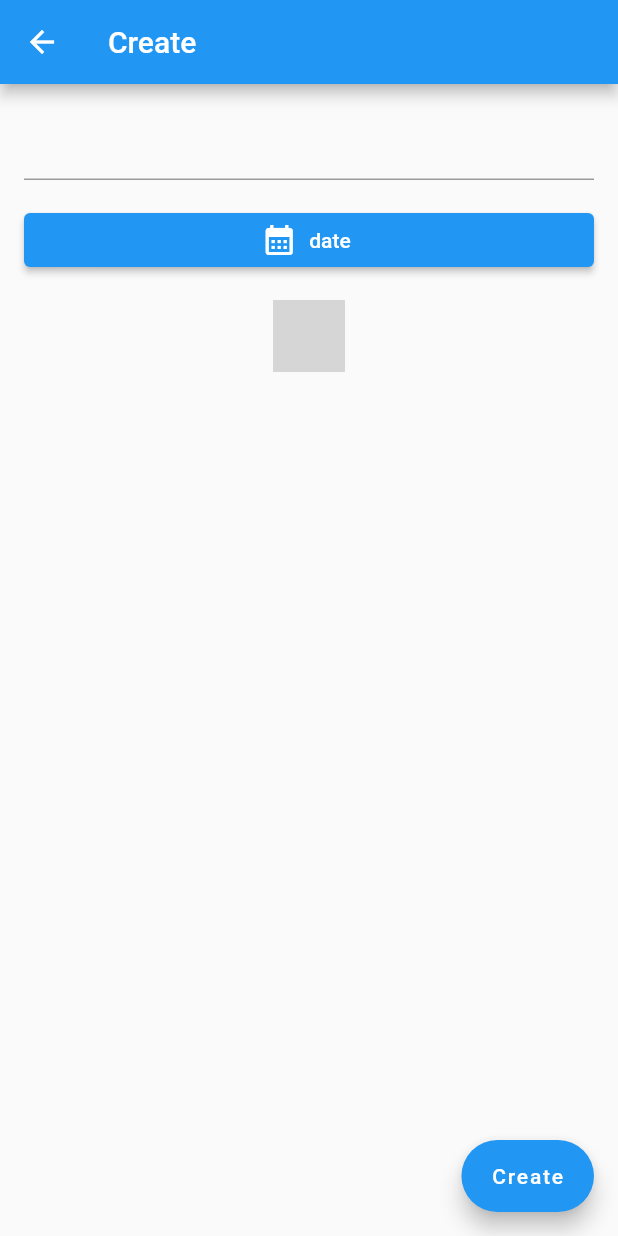
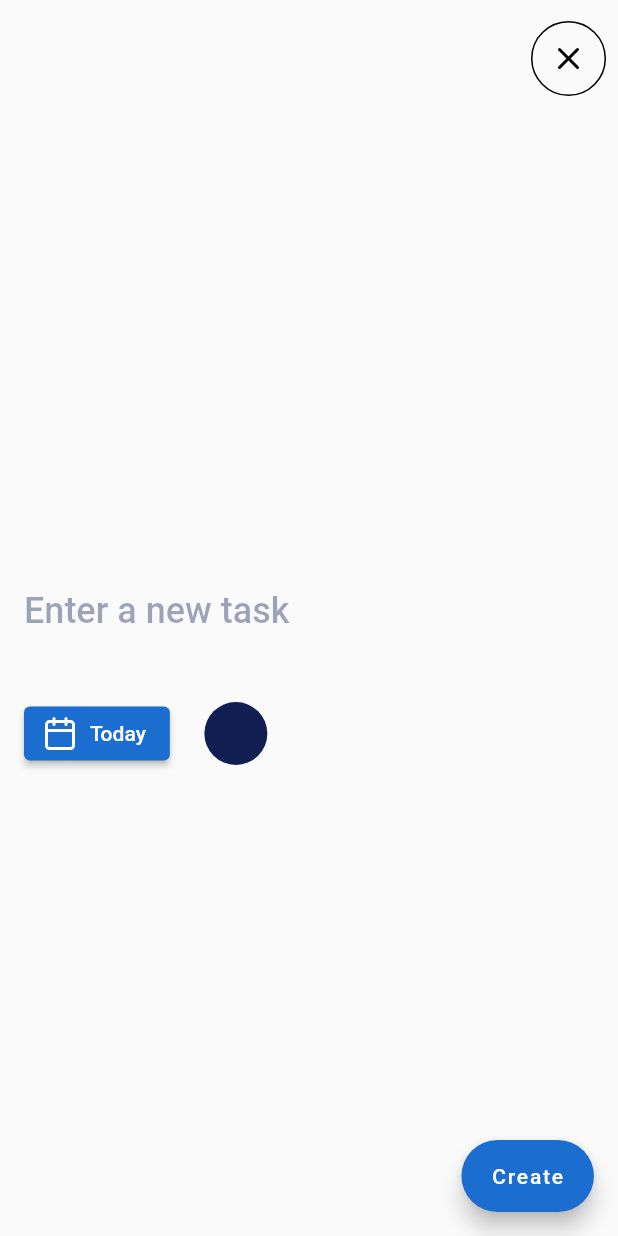
Before and after one commit to DaviesNyantakyi/flutter_hive_todo_app, a Flutter app: the screen it shows after launch, after a tap on the "add" icon, on a phone screen of 412 x 824 dp. Run offline on Flutter 3.47's test engine with Material 2 defaults, Android fonts, the phone set to English and light mode, and no system bars; our stand-ins replace feather_icons, hive, hive_flutter; missing offline and left inert: dart_date; accounts and stored records are empty; grey boxes are pictures that could not be loaded.

Commit message:
updated UI

```diff
--- a/lib/main.dart
+++ b/lib/main.dart
@@ -3,12 +3,15 @@ import 'package:todo_app_hive/models/todo_model.dart';
 import 'package:todo_app_hive/screens/todo_screen.dart';
 
 import 'package:hive_flutter/hive_flutter.dart';
+import 'package:todo_app_hive/utilities/constant.dart';
 
 Future<void> main() async {
   WidgetsFlutterBinding.ensureInitialized();
+
   await Hive.initFlutter();
   Hive.registerAdapter(TodoModelAdapter());
   await Hive.openBox<TodoModel>('todoBox');
+
   runApp(const MyApp());
 }
 
@@ -19,10 +22,25 @@ class MyApp extends StatelessWidget {
   Widget build(BuildContext context) {
     return MaterialApp(
       title: 'Flutter Demo',
-      theme: ThemeData(
-        primarySwatch: Colors.blue,
-      ),
+      debugShowCheckedModeBanner: false,
+      theme: _theme,
       home: const TodoScreen(),
     );
   }
 }
+
+ThemeData? _theme = ThemeData(
+  primarySwatch: Colors.blue,
+  appBarTheme: const AppBarTheme(
+    color: Colors.transparent,
+    elevation: 0,
+  ),
+  floatingActionButtonTheme: const FloatingActionButtonThemeData(
+    backgroundColor: kLightBlue,
+  ),
+  elevatedButtonTheme: ElevatedButtonThemeData(
+    style: ButtonStyle(
+      backgroundColor: MaterialStateProperty.all(kLightBlue),
+    ),
+  ),
+);
--- a/lib/screens/create_todo_screen.dart
+++ b/lib/screens/create_todo_screen.dart
@@ -1,11 +1,13 @@
 import 'dart:async';
 
 import 'package:flutter/material.dart';
-import 'package:hive_flutter/hive_flutter.dart';
 import 'package:todo_app_hive/models/todo_model.dart';
-import 'package:todo_app_hive/models/widgets/custom_snackbar.dart';
+import 'package:todo_app_hive/utilities/constant.dart';
+import 'package:todo_app_hive/utilities/formal_dates.dart';
+import 'package:todo_app_hive/utilities/hive_boxes.dart';
+import 'package:todo_app_hive/widgets/custom_color_picker.dart';
 import 'package:uuid/uuid.dart';
-import 'package:fast_color_picker/fast_color_picker.dart';
+import 'package:feather_icons/feather_icons.dart';
 
 class CreateTodoScreen extends StatefulWidget {
   final TodoModel? todoModel;
@@ -18,17 +20,17 @@ class CreateTodoScreen extends StatefulWidget {
 class _CreateTodoScreenState extends State<CreateTodoScreen> {
   TextEditingController todoCntlr = TextEditingController();
   final GlobalKey<FormState> todoKey = GlobalKey<FormState>();
-  Color selectedColor = Colors.indigo;
+  Color selectedColor = kDarkBlue;
   var uuid = const Uuid();
 
-  DateTime? selectedDate;
+  DateTime selectedDate = DateTime.now();
 
   @override
   void initState() {
     if (widget.todoModel != null && widget.todoModel?.color != null) {
       selectedColor = Color(widget.todoModel!.color);
       todoCntlr = TextEditingController(text: widget.todoModel!.title);
-      selectedDate = widget.todoModel?.createdAt;
+      selectedDate = widget.todoModel?.createdAt ?? DateTime.now();
     }
 
     setState(() {});
@@ -39,23 +41,19 @@ class _CreateTodoScreenState extends State<CreateTodoScreen> {
     FocusScope.of(context).unfocus();
     final validTodoField = todoKey.currentState?.validate();
 
-    if (selectedDate == null) {
-      showCustomSnackBar(context: context, message: 'Date required');
-    }
-
-    if (validTodoField == true &&
-        todoCntlr.text.isNotEmpty &&
-        selectedDate != null) {
+    if (validTodoField == true && todoCntlr.text.isNotEmpty) {
+      // Generate id base on the time.
       final id = uuid.v1();
 
       final todo = TodoModel(
         id: id,
         title: todoCntlr.text,
-        createdAt: selectedDate!,
+        createdAt: selectedDate,
         color: selectedColor.value,
       );
 
-      final todoBox = Hive.box<TodoModel>('todoBox');
+      // Place the todo In the TodoBox.
+      final todoBox = HiveBoxes().getTodoBox();
       await todoBox.put(id, todo);
       if (mounted) {
         Navigator.pop(context);
@@ -67,17 +65,11 @@ class _CreateTodoScreenState extends State<CreateTodoScreen> {
     FocusScope.of(context).unfocus();
     final validTodoField = todoKey.currentState?.validate();
 
-    if (selectedDate == null) {
-      showCustomSnackBar(context: context, message: 'Date required');
-    }
-
-    if (validTodoField == true &&
-        todoCntlr.text.isNotEmpty &&
-        selectedDate != null) {
+    if (validTodoField == true && todoCntlr.text.isNotEmpty) {
       widget.todoModel?.title = todoCntlr.text;
       widget.todoModel?.color = selectedColor.value;
       widget.todoModel?.updatedAt = DateTime.now();
-      widget.todoModel?.createdAt = selectedDate!;
+      widget.todoModel?.createdAt = selectedDate;
       await widget.todoModel?.save();
       if (mounted) {
         Navigator.pop(context);
@@ -88,24 +80,57 @@ class _CreateTodoScreenState extends State<CreateTodoScreen> {
   @override
   Widget build(BuildContext context) {
     return Scaffold(
-      appBar: AppBar(
-        title: const Text('Create'),
-      ),
+      appBar: _buildAppBar(context),
       body: SafeArea(
+        child: Center(
           child: SingleChildScrollView(
             padding: const EdgeInsets.all(16),
             child: Column(
+              crossAxisAlignment: CrossAxisAlignment.start,
               children: [
                 _buildTitleField(),
-              const SizedBox(height: 16),
+                const SizedBox(height: 32),
+                Row(
+                  mainAxisSize: MainAxisSize.min,
+                  crossAxisAlignment: CrossAxisAlignment.center,
+                  children: [
                     _buildDatePicker(),
-              const SizedBox(height: 16),
+                    const SizedBox(width: 16),
                     _buildColorPicker(),
+                  ],
+                ),
               ],
             ),
           ),
         ),
+      ),
       floatingActionButton: _buildCreateButton(),
+    );
+  }
+
+  AppBar _buildAppBar(BuildContext context) {
+    return AppBar(
+      automaticallyImplyLeading: false,
+      toolbarHeight: 70,
+      actions: [
+        Container(
+          decoration: BoxDecoration(
+            shape: BoxShape.circle,
+            border: Border.all(),
+          ),
+          margin: const EdgeInsets.only(right: 8, top: 8),
+          child: IconButton(
+            tooltip: 'Close',
+            onPressed: () {
+              Navigator.pop(context);
+            },
+            icon: const Icon(
+              FeatherIcons.x,
+              color: Colors.black,
+            ),
+          ),
+        )
+      ],
     );
   }
 
@@ -117,6 +142,18 @@ class _CreateTodoScreenState extends State<CreateTodoScreen> {
         maxLength: null,
         maxLines: null,
         controller: todoCntlr,
+        decoration: InputDecoration(
+          hintText: 'Enter a new task',
+          border: InputBorder.none,
+          hintStyle: Theme.of(context).textTheme.headline5?.copyWith(
+                color: kDarkBlue.withOpacity(0.4),
+                fontWeight: FontWeight.w500,
+              ),
+        ),
+        style: Theme.of(context).textTheme.headline5?.copyWith(
+              color: kDarkBlue,
+              fontWeight: FontWeight.w500,
+            ),
         validator: (value) {
           if (value == null || value.isEmpty) {
             return 'Field required';
@@ -131,36 +168,60 @@ class _CreateTodoScreenState extends State<CreateTodoScreen> {
   }
 
   Widget _buildDatePicker() {
-    return SizedBox(
-      width: double.infinity,
-      child: ElevatedButton.icon(
+    return ElevatedButton.icon(
       onPressed: () async {
         final tempDate = await showDatePicker(
           context: context,
           initialEntryMode: DatePickerEntryMode.calendar,
-            initialDate: widget.todoModel?.createdAt ?? DateTime.now(),
+          initialDate: widget.todoModel?.createdAt ?? selectedDate,
           firstDate: DateTime.now(),
           lastDate: DateTime(2070, 01, 01),
         );
 
+        if (tempDate != null) {
           selectedDate = tempDate;
+        }
         setState(() {});
       },
-        icon: const Icon(Icons.calendar_month),
-        label: const Text('date'),
+      icon: const Icon(FeatherIcons.calendar),
+      label: Text(
+        selectedDate.day == DateTime.now().day
+            ? 'Today'
+            : FormalDates.dateDMY(date: selectedDate),
       ),
     );
   }
 
   Widget _buildColorPicker() {
-    return SingleChildScrollView(
-      scrollDirection: Axis.horizontal,
-      child: FastColorPicker(
-        selectedColor: selectedColor,
-        onColorSelected: (color) {
-          setState(() {
+    return SizedBox(
+      height: 42,
+      child: FloatingActionButton(
+        elevation: 0,
+        heroTag: 'Color',
+        backgroundColor: selectedColor,
+        tooltip: 'Color',
+        onPressed: () async {
+          FocusScope.of(context).unfocus();
+          await showDialog(
+            context: context,
+            barrierDismissible: true,
+            builder: (context) {
+              return Dialog(
+                shape: const RoundedRectangleBorder(
+                  borderRadius: BorderRadius.all(
+                    Radius.circular(kRadius),
+                  ),
+                ),
+                child: CustomColorPicker(
+                  pickerColor: selectedColor,
+                  onColorChanged: (color) {
                     selectedColor = color;
-          });
+                    super.setState(() {});
+                  },
+                ),
+              );
+            },
+          );
         },
       ),
     );
@@ -168,7 +229,7 @@ class _CreateTodoScreenState extends State<CreateTodoScreen> {
 
   Widget _buildCreateButton() {
     return FloatingActionButton.extended(
-      backgroundColor: Colors.blue,
+      heroTag: 'Create',
       onPressed: widget.todoModel != null ? updateTodo : createTodo,
       label: const Text('Create'),
     );
--- a/lib/screens/todo_screen.dart
+++ b/lib/screens/todo_screen.dart
@@ -3,6 +3,8 @@ import 'package:flutter/material.dart';
 import 'package:hive_flutter/hive_flutter.dart';
 import 'package:todo_app_hive/models/todo_model.dart';
 import 'package:todo_app_hive/screens/create_todo_screen.dart';
+import 'package:feather_icons/feather_icons.dart';
+import 'package:todo_app_hive/widgets/todo_card.dart';
 
 class TodoScreen extends StatefulWidget {
   const TodoScreen({Key? key}) : super(key: key);
@@ -12,12 +14,7 @@ class TodoScreen extends StatefulWidget {
 }
 
 class _TodoScreenState extends State<TodoScreen> {
-  @override
-  void initState() {
-    super.initState();
-  }
-
-  Future<void> createTodo({TodoModel? todoModel}) async {
+  void createTodo({TodoModel? todoModel}) {
     Navigator.push(
       context,
       CupertinoPageRoute(
@@ -31,110 +28,89 @@ class _TodoScreenState extends State<TodoScreen> {
   @override
   Widget build(BuildContext context) {
     return Scaffold(
-      appBar: AppBar(
-        title: const Text('Todo\'s'),
+      appBar: _buildAppBar(),
+      body: _buildBody(),
+      floatingActionButton: _buildAddButton(),
+    );
+  }
+
+  dynamic _buildAppBar() {
+    return AppBar(
+      title: Text(
+        'Todo\'s',
+        style: Theme.of(context).textTheme.headline5,
+      ),
       actions: [
-          IconButton(
+        _buildDeleteButton(),
+      ],
+    );
+  }
+
+  Widget _buildDeleteButton() {
+    return IconButton(
       tooltip: 'Delete',
-            icon: const Icon(Icons.delete),
+      icon: const Icon(
+        FeatherIcons.trash,
+        color: Colors.black,
+      ),
       onPressed: () async {
         await Hive.box<TodoModel>('todoBox').clear();
       },
-          )
+    );
+  }
+
+  FloatingActionButton _buildAddButton() {
+    return FloatingActionButton(
+      heroTag: 'addTodo',
+      onPressed: () => createTodo(),
+      tooltip: 'Add',
+      child: const Icon(Icons.add),
+    );
+  }
+
+  Widget _buildEmptyPlaceHolder() {
+    return Center(
+      child: SingleChildScrollView(
+        child: Column(
+          children: [
+            Image.asset(
+              'assets/todo.png',
+              width: 300,
+            ),
+            Text(
+              'No todo\'s',
+              style: Theme.of(context).textTheme.headline5,
+            ),
           ],
         ),
-      body: SafeArea(
-        child: SingleChildScrollView(
-          padding: const EdgeInsets.all(16),
+      ),
+    );
+  }
+
+  Widget _buildBody() {
+    return SafeArea(
       child: ValueListenableBuilder<Box<TodoModel>>(
         valueListenable: Hive.box<TodoModel>('todoBox').listenable(),
         builder: (context, todoModel, _) {
-              final todo = todoModel.values.toList().cast<TodoModel>();
+          final todos = todoModel.values.toList().cast<TodoModel>();
+
+          if (todos.isEmpty) {
+            return _buildEmptyPlaceHolder();
+          }
 
           return ListView.separated(
+            padding: const EdgeInsets.all(16),
             separatorBuilder: (context, index) => const SizedBox(height: 8),
             shrinkWrap: true,
-                itemCount: todo.length,
+            itemCount: todos.length,
             itemBuilder: (context, index) {
-                  return Dismissible(
-                    key: UniqueKey(),
-                    onDismissed: (DismissDirection direction) async {
-                      if (direction == DismissDirection.startToEnd) {
-                        todo[index].isDone = !todo[index].isDone;
-                        todo[index].save();
-                        setState(() {});
-                      } else {
-                        await todo[index].delete();
-                      }
-                    },
-                    background: Container(
-                      padding: const EdgeInsets.only(left: 10),
-                      alignment: Alignment.centerLeft,
-                      decoration: const BoxDecoration(
-                        color: Colors.green,
-                        borderRadius: BorderRadius.all(
-                          Radius.circular(10),
-                        ),
-                      ),
-                      child: const Icon(
-                        Icons.done,
-                        color: Colors.white,
-                      ),
-                    ),
-                    secondaryBackground: Container(
-                      padding: const EdgeInsets.only(right: 10),
-                      alignment: Alignment.centerRight,
-                      decoration: const BoxDecoration(
-                        color: Colors.red,
-                        borderRadius: BorderRadius.all(
-                          Radius.circular(10),
-                        ),
-                      ),
-                      child: const Icon(
-                        Icons.delete,
-                        color: Colors.white,
-                      ),
-                    ),
-                    child: ListTile(
-                      title: Text(
-                        todo[index].title,
-                        style: TextStyle(
-                          color: Colors.white,
-                          fontWeight: FontWeight.bold,
-                          decoration: todo[index].isDone
-                              ? TextDecoration.lineThrough
-                              : null,
-                          decorationThickness: 2.85,
-                        ),
-                      ),
-                      contentPadding: const EdgeInsets.all(8),
-                      trailing: IconButton(
-                        onPressed: () => createTodo(todoModel: todo[index]),
-                        tooltip: 'Edit',
-                        icon: const Icon(
-                          Icons.edit,
-                          color: Colors.white,
-                        ),
-                      ),
-                      tileColor: Color(todo[index].color),
-                      shape: const RoundedRectangleBorder(
-                        borderRadius: BorderRadius.all(
-                          Radius.circular(10),
-                        ),
-                      ),
-                    ),
+              return TodoCard(
+                todo: todos[index],
               );
             },
           );
         },
       ),
-        ),
-      ),
-      floatingActionButton: FloatingActionButton(
-        onPressed: createTodo,
-        tooltip: 'Add',
-        child: const Icon(Icons.add),
-      ),
     );
   }
 }
--- /dev/null
+++ b/lib/utilities/constant.dart
@@ -0,0 +1,8 @@
+import 'package:flutter/cupertino.dart';
+
+const Color kPink = Color(0xFFFED1EF);
+const Color kSeaGreen = Color(0xFFA3E4DB);
+const Color kLightBlue = Color(0xFF1C6DD0);
+const Color kDarkBlue = Color(0xFF101E52);
+
+const double kRadius = 10.0;
--- /dev/null
+++ b/lib/utilities/formal_dates.dart
@@ -0,0 +1,7 @@
+import 'package:dart_date/dart_date.dart';
+
+class FormalDates {
+  static String dateDMY({required DateTime date}) {
+    return date.format('dd MMMM y');
+  }
+}
--- /dev/null
+++ b/lib/utilities/hive_boxes.dart
@@ -0,0 +1,6 @@
+import 'package:hive/hive.dart';
+import 'package:todo_app_hive/models/todo_model.dart';
+
+class HiveBoxes {
+  Box<TodoModel> getTodoBox() => Hive.box<TodoModel>('todoBox');
+}
```
Also changed, not shown: lib/widgets/custom_color_picker.dart (added, +45 -0 lines), lib/widgets/todo_card.dart (added, +151 -0 lines), pubspec.yaml (+7 -4 lines), assets/todo.png (added), lib/widgets/custom_snackbar.dart (renamed from lib/models/widgets/custom_snackbar.dart), pubspec.lock. Lines whose indentation alone changed are shown as unchanged.
